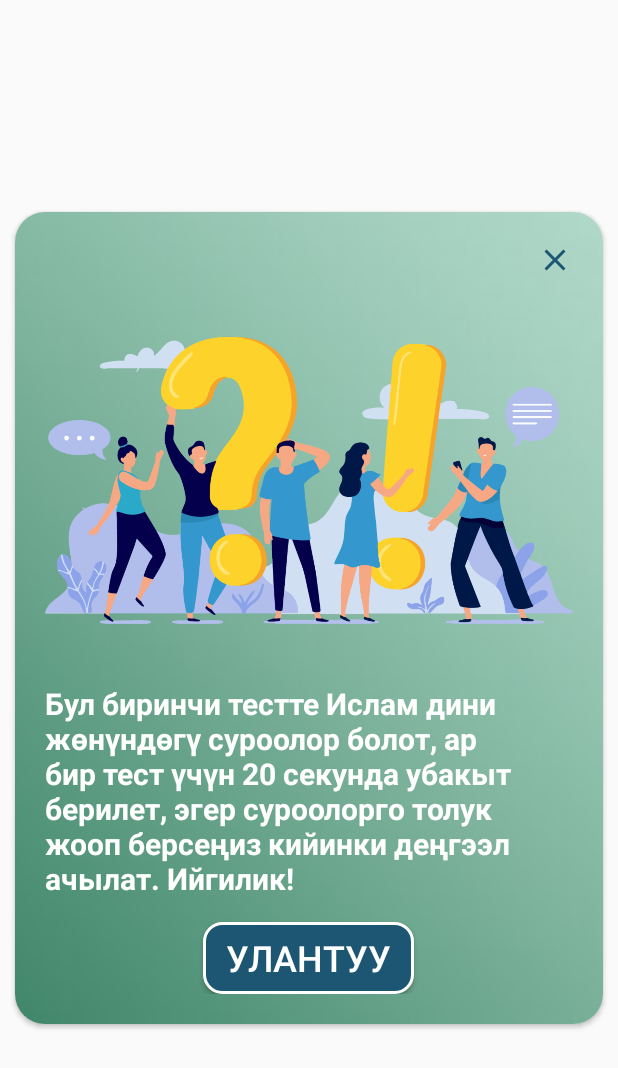
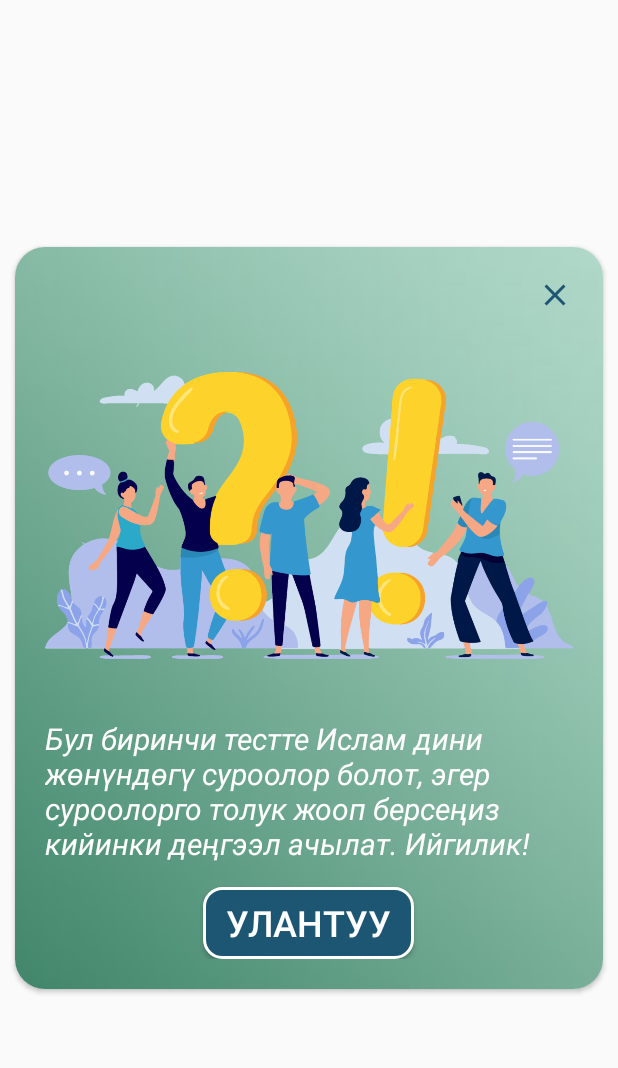
Before and after one commit to zukh21/yiman_nuru_app, an Android app: the layout dialog_for_game_test.xml on its own in the app's theme, with its tools: preview values and no code run, on a phone screen of 412 x 824 dp. Shown: the top 1068 px of the screen. Run offline under Robolectric (Android 15) with nearby library versions, the phone set to English and light mode, and no system bars; Roboto replaces fonts that are not available here.

```diff
--- a/app/src/main/AndroidManifest.xml
+++ b/app/src/main/AndroidManifest.xml
@@ -9,9 +9,6 @@
         android:roundIcon="@mipmap/ic_launcher_round"
         android:supportsRtl="true"
         android:theme="@style/Theme.YimanNuru">
-        <activity
-            android:name=".GameResult"
-            android:exported="false" />
         <activity
             android:name=".levels.SecondLevelActivity"
             android:exported="false" />
--- a/app/src/main/res/layout/dialog_for_game_test.xml
+++ b/app/src/main/res/layout/dialog_for_game_test.xml
@@ -47,7 +47,7 @@
             android:textSize="20sp"
             android:layout_marginTop="10dp"
             android:textColor="@color/white"
-            android:textStyle="bold"
+            android:textStyle="italic"
             />
 
         <Button
--- a/app/src/main/res/menu/bottom_navigation_view.xml
+++ b/app/src/main/res/menu/bottom_navigation_view.xml
@@ -10,7 +10,7 @@
 <!--        android:orderInCategory="1"-->
 <!--        />-->
     <item android:id="@+id/bottom_menu_btn_testG"
-        android:title="@string/question_answer"
+        android:title="Ислам викторина"
         android:icon="@drawable/ic_baseline_cyclone"
         android:iconTint="?attr/textFillColor"
         app:showAsAction="ifRoom"
--- a/app/src/main/res/values/text_for_alerts.xml
+++ b/app/src/main/res/values/text_for_alerts.xml
@@ -1,5 +1,5 @@
 <?xml version="1.0" encoding="utf-8"?>
 <resources>
-    <string name="text_for_level_one">Бул биринчи тестте Ислам дини жөнүндөгү суроолор болот, ар бир тест үчүн 20 секунда убакыт берилет, эгер суроолорго толук жооп берсеңиз кийинки деңгээл ачылат. Ийгилик!</string>
+    <string name="text_for_level_one">Бул биринчи тестте Ислам дини жөнүндөгү суроолор болот, эгер суроолорго толук жооп берсеңиз кийинки деңгээл ачылат. Ийгилик!</string>
 
 </resources>
```
